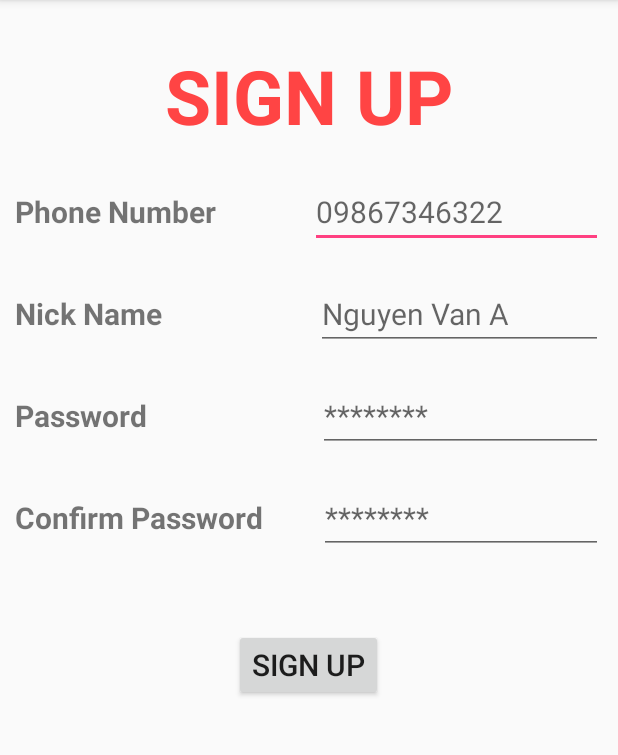
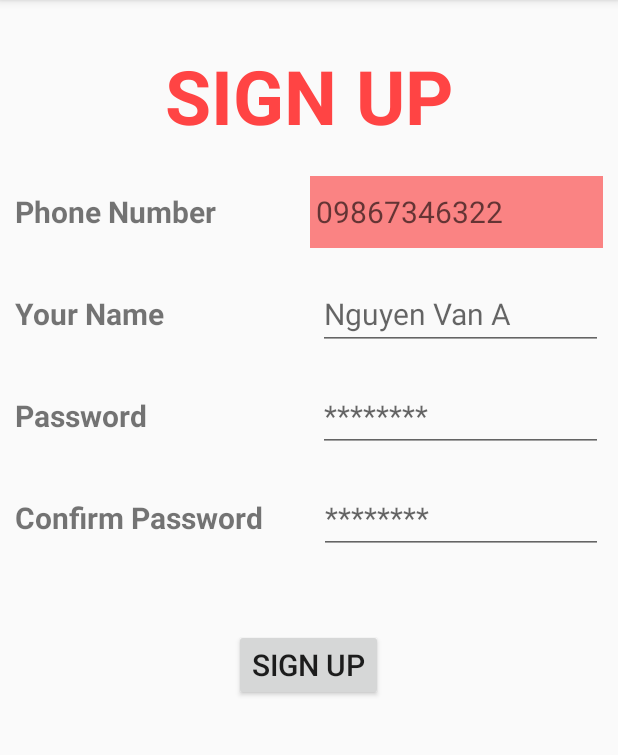
Before and after one commit to 51403223/WhereMyGang, an Android app: the SignUpActivity screen opened directly, with no data from a screen before it, after a tap on "SIGN UP", on a phone screen of 412 x 824 dp, the part 84-839 px from its top. Run offline under Robolectric (Android 15) with nearby library versions, the phone set to English and light mode, and no system bars; our stand-ins replace Volley; network calls fail.

Commit message:
- add 'remember account' checkbox - add class InputErrorInformer to handle announcement when input invalid - add code to sign up page to announce invalid input

```diff
--- /dev/null
+++ b/app/src/main/java/com/logpht/wheremygang/InputEditTextErrorInformer.java
@@ -0,0 +1,25 @@
+package com.logpht.wheremygang;
+
+import android.graphics.drawable.Drawable;
+import android.text.Editable;
+import android.text.TextWatcher;
+import android.util.Log;
+import android.view.MotionEvent;
+import android.view.View;
+import android.widget.EditText;
+
+public class InputEditTextErrorInformer implements View.OnTouchListener {
+    private Drawable defaultBackground;
+    private EditText owner;
+
+    public InputEditTextErrorInformer(EditText owner) {
+        this.owner = owner;
+        this.defaultBackground = owner.getBackground();
+    }
+
+    @Override
+    public boolean onTouch(View v, MotionEvent event) {
+        this.owner.setBackground(this.defaultBackground);
+        return false;
+    }
+}
--- a/app/src/main/java/com/logpht/wheremygang/SignUpActivity.java
+++ b/app/src/main/java/com/logpht/wheremygang/SignUpActivity.java
@@ -1,10 +1,13 @@
 package com.logpht.wheremygang;
 
 import android.content.Intent;
+import android.graphics.drawable.Drawable;
 import android.os.Bundle;
 import android.support.annotation.Nullable;
 import android.support.v7.app.AlertDialog;
 import android.support.v7.app.AppCompatActivity;
+import android.text.Editable;
+import android.text.TextWatcher;
 import android.util.Log;
 import android.view.View;
 import android.widget.Button;
@@ -25,10 +28,15 @@ public class SignUpActivity extends AppCompatActivity
     protected void onCreate(@Nullable Bundle savedInstanceState) {
         super.onCreate(savedInstanceState);
         setContentView(R.layout.signup);
+        setResult(SIGNUP_FAIL);
         this.edTxtPhone = findViewById(R.id.phoneSignUp);
+        this.edTxtPhone.setOnTouchListener(new InputEditTextErrorInformer(this.edTxtPhone));
         this.edTxtName = findViewById(R.id.nickname);
+        this.edTxtName.setOnTouchListener(new InputEditTextErrorInformer(this.edTxtName));
         this.edTxtPass = findViewById(R.id.pass);
+        this.edTxtPass.setOnTouchListener(new InputEditTextErrorInformer(this.edTxtPass));
         this.edTxtConfirm = findViewById(R.id.confirmPass);
+        this.edTxtConfirm.setOnTouchListener(new InputEditTextErrorInformer(this.edTxtConfirm));
         this.btnSignUp = findViewById(R.id.btnSignUp);
         btnSignUp.setOnClickListener(this);
     }
@@ -94,29 +102,44 @@ public class SignUpActivity extends AppCompatActivity
 
     @Override
     public void onClick(View v) {
+        // focus to button to lose focus from edittext
+//        v.setFocusableInTouchMode(true);
+//        v.requestFocus();
         // check valid phone number format
         if (!checkValidPhone()) {
+            Log.d("onclick", "phone");
             Toast.makeText(this, R.string.check_phone, Toast.LENGTH_LONG).show();
+            announceEditTextInputError(this.edTxtPhone);
             return;
         }
         // check name format
         if (!checkValidName()) {
+            Log.d("onclick", "name");
             Toast.makeText(this, R.string.check_name, Toast.LENGTH_LONG).show();
+            announceEditTextInputError(this.edTxtName);
             return;
         }
         // check password
         switch (checkValidPassword()) {
             case 1:
+                Log.d("onclick", "pass");
                 Toast.makeText(this, R.string.empty_password, Toast.LENGTH_LONG).show();
+                announceEditTextInputError(this.edTxtPass);
                 return;
             case 2:
+                Log.d("onclick", "confirm pass");
                 Toast.makeText(this, R.string.confirm_password_not_match, Toast.LENGTH_LONG).show();
+                announceEditTextInputError(this.edTxtConfirm);
                 return;
         }
 
         AccountService accountService = new AccountService(this.getApplicationContext());
         accountService.signUp(this.edTxtPhone.getText().toString(), this.edTxtPass.getText().toString(),
                 this.edTxtName.getText().toString(), this, this);
+    }
+
+    private void announceEditTextInputError(EditText editText) {
+        editText.setBackgroundColor(getResources().getColor(R.color.colorRedPink));
     }
 
     // handle error occurs while requesting server
@@ -151,4 +174,5 @@ public class SignUpActivity extends AppCompatActivity
             Log.d("signUp - onResponse", "sign up fail");
         }
     }
+
 }
--- a/app/src/main/res/layout/signup.xml
+++ b/app/src/main/res/layout/signup.xml
@@ -25,17 +25,19 @@
             android:layout_marginLeft="10dp"
             android:textSize="20dp"
             android:layout_weight="1"
-            android:text="Phone Number"
+            android:text="@string/phone_number_text"
             android:layout_width="wrap_content"
             android:layout_height="wrap_content" />
+
         <EditText
             android:id="@+id/phoneSignUp"
-            android:layout_marginRight="10dp"
-            android:textSize="20dp"
-            android:layout_weight="1"
             android:layout_width="wrap_content"
             android:layout_height="wrap_content"
-            android:hint="09867346322"/>
+            android:layout_marginRight="10dp"
+            android:layout_weight="1"
+            android:inputType="phone"
+            android:hint="09867346322"
+            android:textSize="20dp" />
     </LinearLayout>
 
     <LinearLayout
@@ -48,7 +50,7 @@
             android:layout_marginLeft="10dp"
             android:textSize="20dp"
             android:layout_weight="1"
-            android:text="Nick Name"
+            android:text="@string/your_name_text"
             android:layout_width="wrap_content"
             android:layout_height="wrap_content" />
         <EditText
@@ -71,7 +73,7 @@
             android:layout_marginLeft="10dp"
             android:textSize="20dp"
             android:layout_weight="1"
-            android:text="Password"
+            android:text="@string/password_text"
             android:layout_width="wrap_content"
             android:layout_height="wrap_content" />
         <EditText
@@ -96,7 +98,7 @@
             android:layout_marginLeft="10dp"
             android:textSize="20dp"
             android:layout_weight="1"
-            android:text="Confirm Password"
+            android:text="@string/confirm_password_text"
             android:layout_width="wrap_content"
             android:layout_height="wrap_content" />
         <EditText
--- a/app/src/main/res/values/colors.xml
+++ b/app/src/main/res/values/colors.xml
@@ -3,4 +3,6 @@
     <color name="colorPrimary">#3F51B5</color>
     <color name="colorPrimaryDark">#303F9F</color>
     <color name="colorAccent">#FF4081</color>
+    <color name="colorRedPink">#fa8383</color>
+    <color name="editTextDefaultBackground"></color>
 </resources>
--- a/app/src/main/res/values/strings.xml
+++ b/app/src/main/res/values/strings.xml
@@ -7,13 +7,21 @@
     <string name="nav_header_subtitle">0986780891</string>
     <string name="nav_header_desc">Navigation header</string>
     <string name="action_settings">Settings</string>
-    <string name="check_phone">Please check your phone number</string>
-    <string name="check_name">Please check your name</string>
-    <string name="empty_password">Password must not be empty</string>
-    <string name="confirm_password_not_match">Confirm password not match</string>
+    <string name="check_phone">PHONE NUMBER must consist of numbers only</string>
+    <string name="check_name">NAME only supports alphabet, numbers and spaces</string>
+    <string name="empty_password">PASSWORD must not be empty</string>
+    <string name="confirm_password_not_match">CONFIRM PASSWORD not match</string>
     <string name="error_request_server">Error occurs while requesting server. Please try later!</string>
     <string name="signup_id_existed">This phone has been registered. Please check your phone number again!</string>
     <string name="error_text">Error</string>
     <string name="ok_text">OK</string>
     <string name="login_after_signup">Successfully create your account.\nEnjoy!!!</string>
+    <string name="remember_account">Remember this account</string>
+    <string name="sign_up_underline_text">
+        <u>SIGN UP</u>
+    </string>
+    <string name="phone_number_text">Phone Number</string>
+    <string name="your_name_text">Your Name</string>
+    <string name="password_text">Password</string>
+    <string name="confirm_password_text">Confirm Password</string>
 </resources>
```
Also changed, not shown: app/src/main/java/com/logpht/wheremygang/LoginActivity.java (+0 -28 lines), app/src/main/res/layout/login.xml (+13 -1 lines).
